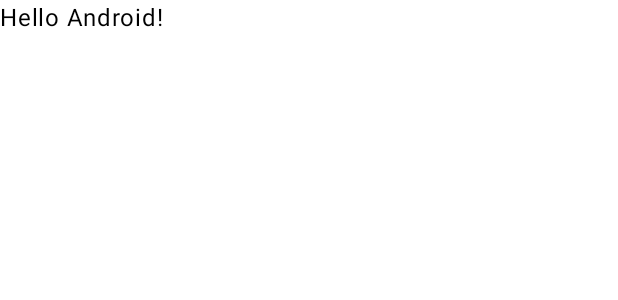
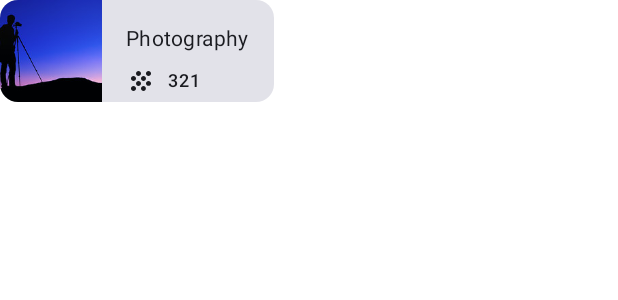
Before and after one commit to MuhammadAnasRazavi/University-Course-App, an Android app built with Jetpack Compose: the @Preview function GreetingPreview, on a phone screen of 412 x 824 dp. Shown: the top 300 px of the screen. Run offline under Robolectric (Android 15) with nearby library versions, the phone set to English and light mode, and no system bars.

Commit message:
Created topic grid item composable.

```diff
--- a/app/src/main/java/com/example/courseapp/MainActivity.kt
+++ b/app/src/main/java/com/example/courseapp/MainActivity.kt
@@ -3,13 +3,29 @@ package com.example.courseapp
 import android.os.Bundle
 import androidx.activity.ComponentActivity
 import androidx.activity.compose.setContent
+import androidx.compose.foundation.Image
+import androidx.compose.foundation.border
+import androidx.compose.foundation.layout.Box
+import androidx.compose.foundation.layout.Column
+import androidx.compose.foundation.layout.Row
 import androidx.compose.foundation.layout.fillMaxSize
+import androidx.compose.foundation.layout.padding
+import androidx.compose.foundation.layout.size
+import androidx.compose.foundation.shape.RoundedCornerShape
+import androidx.compose.material3.Card
+import androidx.compose.material3.Icon
 import androidx.compose.material3.MaterialTheme
 import androidx.compose.material3.Surface
 import androidx.compose.material3.Text
 import androidx.compose.runtime.Composable
+import androidx.compose.ui.Alignment
 import androidx.compose.ui.Modifier
+import androidx.compose.ui.layout.ContentScale
+import androidx.compose.ui.res.painterResource
+import androidx.compose.ui.res.stringResource
 import androidx.compose.ui.tooling.preview.Preview
+import androidx.compose.ui.unit.dp
+import com.example.courseapp.model.Topic
 import com.example.courseapp.ui.theme.CourseAppTheme
 
 class MainActivity : ComponentActivity() {
@@ -22,7 +38,7 @@ class MainActivity : ComponentActivity() {
                     modifier = Modifier.fillMaxSize(),
                     color = MaterialTheme.colorScheme.background
                 ) {
-                    Greeting("Android")
+
                 }
             }
         }
@@ -30,17 +46,51 @@ class MainActivity : ComponentActivity() {
 }
 
 @Composable
-fun Greeting(name: String, modifier: Modifier = Modifier) {
-    Text(
-        text = "Hello $name!",
+fun TopicGridItem(topic: Topic,modifier: Modifier = Modifier) {
+    Card(
         modifier = modifier
-    )
+    ) {
+        Row {
+            Image(
+                painter = painterResource(id = topic.imageResource),
+                contentDescription = stringResource(id = topic.courseName),
+                modifier = Modifier
+                    .size(68.dp)
+                    .fillMaxSize(),
+                contentScale = ContentScale.Crop
+            )
+            Column(
+                modifier = modifier.padding(top = 16.dp, end = 16.dp)
+            ) {
+                Text(
+                    text = stringResource(id = topic.courseName),
+                    style = MaterialTheme.typography.bodyMedium,
+                    modifier = Modifier.padding(start = 16.dp, bottom = 8.dp)
+                )
+                Row(
+                    verticalAlignment = Alignment.CenterVertically
+                ) {
+                    Icon(
+                        painter = painterResource(id = R.drawable.ic_grain_foreground),
+                        contentDescription = null,
+                        modifier = Modifier
+                            .padding(start = 16.dp, end = 8.dp)
+                            .size(20.dp)
+                    )
+                    Text(
+                        text = "${topic.numberOfCourses}",
+                        style = MaterialTheme.typography.labelMedium
+                    )
+                }
+            }
+        }
+    }
 }
 
 @Preview(showBackground = true)
 @Composable
 fun GreetingPreview() {
     CourseAppTheme {
-        Greeting("Android")
+        TopicGridItem(topic = Topic(R.string.photography, 321, R.drawable.photography))
     }
 }
```
